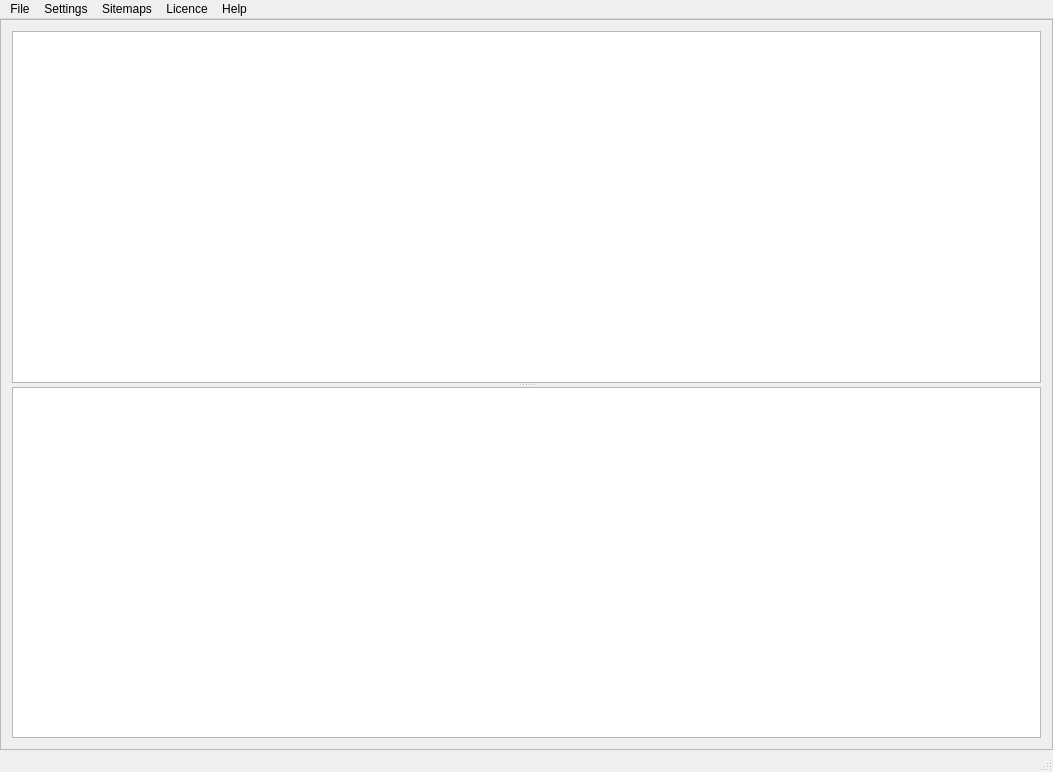
The window that quickiewebbot/ui/main_frame.ui (andrascii/RiveSolutions_SEO_Spider) describes before a commit, drawn with Qt 5.
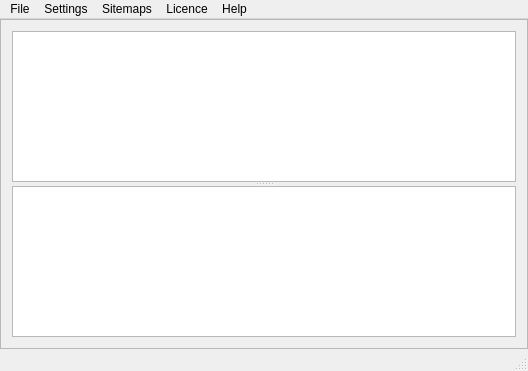
The same window after the commit. Icons and pictures are not drawn. Custom widgets are drawn as their Qt base class.

```diff
--- a/quickiewebbot/ui/main_frame.ui
+++ b/quickiewebbot/ui/main_frame.ui
@@ -6,8 +6,8 @@
    <rect>
     <x>0</x>
     <y>0</y>
-    <width>1053</width>
-    <height>772</height>
+    <width>528</width>
+    <height>371</height>
    </rect>
   </property>
   <property name="windowTitle">
@@ -121,7 +121,7 @@
     <rect>
      <x>0</x>
      <y>0</y>
-     <width>1053</width>
+     <width>528</width>
      <height>21</height>
     </rect>
    </property>
```
Left out of the diff: 8 changed lines with no effect on the pictures.
